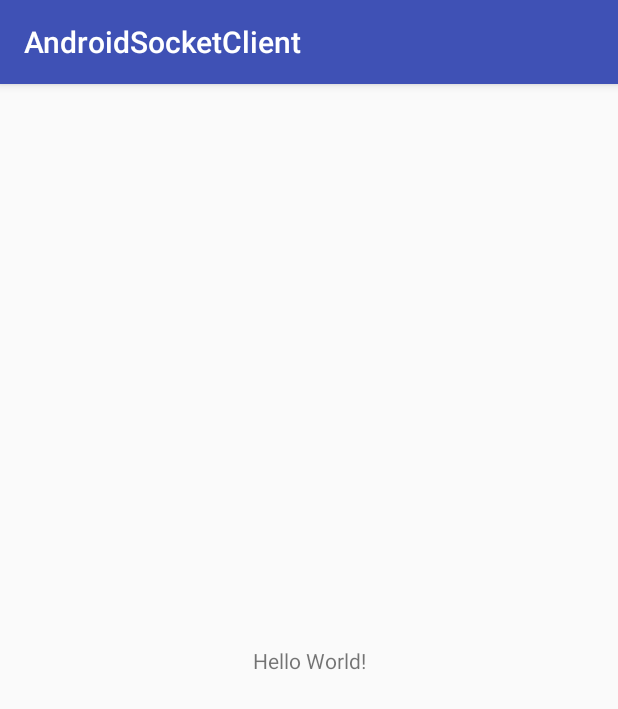
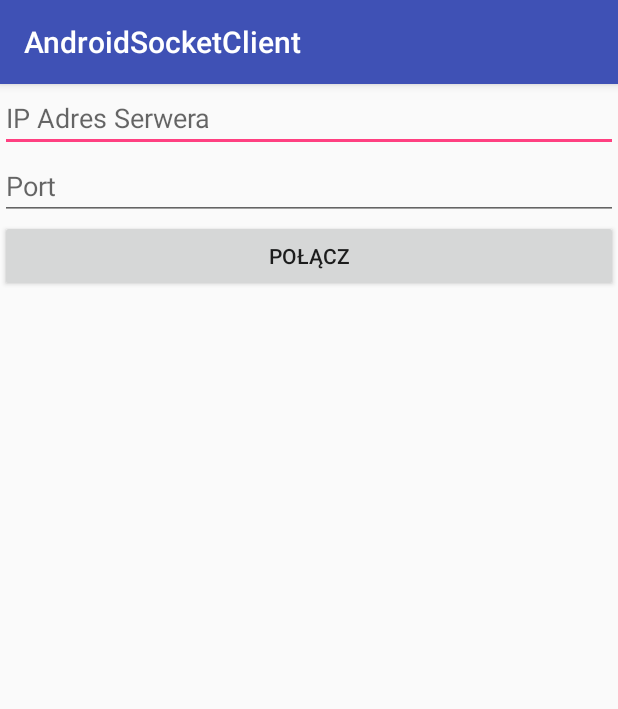
Before and after one commit to mareckis/AndroidSocketClient, an Android app: the screen it shows after launch (MainActivity), on a phone screen of 412 x 824 dp. Shown: the top 709 px of the screen. Run offline under Robolectric (Android 15) with nearby library versions, the phone set to English and light mode, and no system bars.

Commit message:
Added buttons, textfields etc to MainActivity view

```diff
--- a/app/src/main/res/layout/activity_main.xml
+++ b/app/src/main/res/layout/activity_main.xml
@@ -1,18 +1,28 @@
-<?xml version="1.0" encoding="utf-8"?>
-<android.support.constraint.ConstraintLayout xmlns:android="http://schemas.android.com/apk/res/android"
-    xmlns:app="http://schemas.android.com/apk/res-auto"
+<LinearLayout xmlns:android="http://schemas.android.com/apk/res/android"
     xmlns:tools="http://schemas.android.com/tools"
     android:layout_width="match_parent"
     android:layout_height="match_parent"
-    tools:context=".MainActivity">
+    android:orientation="vertical"
+    tools:context=".MainActivity" >
 
+    <EditText
+        android:id="@+id/address"
+        android:layout_width="match_parent"
+        android:layout_height="wrap_content"
+        android:hint="IP Adres Serwera" />
+    <EditText
+        android:id="@+id/port"
+        android:layout_width="match_parent"
+        android:layout_height="wrap_content"
+        android:hint="Port" />
+    <Button
+        android:id="@+id/connect"
+        android:layout_width="match_parent"
+        android:layout_height="wrap_content"
+        android:text="Połącz"/>
     <TextView
+        android:id="@+id/text_response"
         android:layout_width="wrap_content"
-        android:layout_height="wrap_content"
-        android:text="Hello World!"
-        app:layout_constraintBottom_toBottomOf="parent"
-        app:layout_constraintLeft_toLeftOf="parent"
-        app:layout_constraintRight_toRightOf="parent"
-        app:layout_constraintTop_toTopOf="parent" />
+        android:layout_height="wrap_content"/>
 
-</android.support.constraint.ConstraintLayout>
+</LinearLayout>
```
